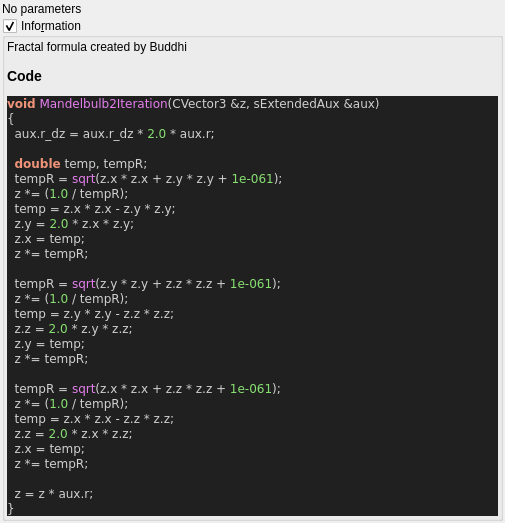
First picture: the form in mandelbulber2/qt_data/fractal_mandelbulb2.ui, repository buddhi1980/mandelbulber2, before the edit.
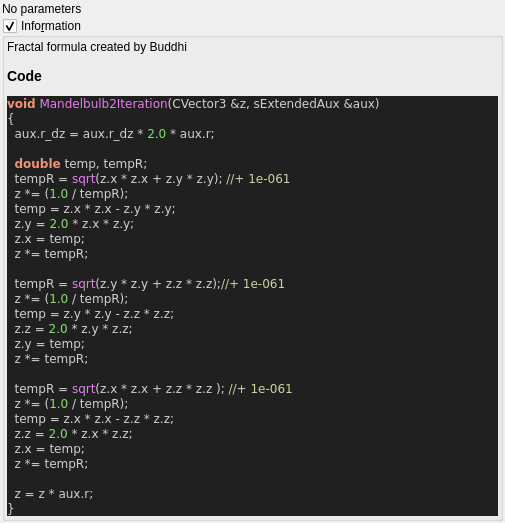
Second picture: the form after the edit. Custom widgets are drawn as their Qt base class.

The edit to the form file:
```diff
--- a/mandelbulber2/qt_data/fractal_mandelbulb2.ui
+++ b/mandelbulber2/qt_data/fractal_mandelbulb2.ui
@@ -75,21 +75,21 @@
   aux&lt;span style=&quot;color:#d0d0d0&quot;&gt;.&lt;/span&gt;r_dz &lt;span style=&quot;color:#d0d0d0&quot;&gt;=&lt;/span&gt; aux&lt;span style=&quot;color:#d0d0d0&quot;&gt;.&lt;/span&gt;r_dz &lt;span style=&quot;color:#d0d0d0&quot;&gt;*&lt;/span&gt; &lt;span style=&quot;color:#87df71&quot;&gt;2.0&lt;/span&gt; &lt;span style=&quot;color:#d0d0d0&quot;&gt;*&lt;/span&gt; aux&lt;span style=&quot;color:#d0d0d0&quot;&gt;.&lt;/span&gt;r&lt;span style=&quot;color:#d0d0d0&quot;&gt;;&lt;/span&gt;
 
   &lt;span style=&quot;color:#f09479; font-weight:bold&quot;&gt;double&lt;/span&gt; temp&lt;span style=&quot;color:#d0d0d0&quot;&gt;,&lt;/span&gt; tempR&lt;span style=&quot;color:#d0d0d0&quot;&gt;;&lt;/span&gt;
-  tempR &lt;span style=&quot;color:#d0d0d0&quot;&gt;=&lt;/span&gt; &lt;span style=&quot;color:#e47eed&quot;&gt;sqrt&lt;/span&gt;&lt;span style=&quot;color:#d0d0d0&quot;&gt;(&lt;/span&gt;z&lt;span style=&quot;color:#d0d0d0&quot;&gt;.&lt;/span&gt;x &lt;span style=&quot;color:#d0d0d0&quot;&gt;*&lt;/span&gt; z&lt;span style=&quot;color:#d0d0d0&quot;&gt;.&lt;/span&gt;x &lt;span style=&quot;color:#d0d0d0&quot;&gt;+&lt;/span&gt; z&lt;span style=&quot;color:#d0d0d0&quot;&gt;.&lt;/span&gt;y &lt;span style=&quot;color:#d0d0d0&quot;&gt;*&lt;/span&gt; z&lt;span style=&quot;color:#d0d0d0&quot;&gt;.&lt;/span&gt;y &lt;span style=&quot;color:#d0d0d0&quot;&gt;+&lt;/span&gt; &lt;span style=&quot;color:#87df71&quot;&gt;1e-061&lt;/span&gt;&lt;span style=&quot;color:#d0d0d0&quot;&gt;);&lt;/span&gt;
+  tempR &lt;span style=&quot;color:#d0d0d0&quot;&gt;=&lt;/span&gt; &lt;span style=&quot;color:#e47eed&quot;&gt;sqrt&lt;/span&gt;&lt;span style=&quot;color:#d0d0d0&quot;&gt;(&lt;/span&gt;z&lt;span style=&quot;color:#d0d0d0&quot;&gt;.&lt;/span&gt;x &lt;span style=&quot;color:#d0d0d0&quot;&gt;*&lt;/span&gt; z&lt;span style=&quot;color:#d0d0d0&quot;&gt;.&lt;/span&gt;x &lt;span style=&quot;color:#d0d0d0&quot;&gt;+&lt;/span&gt; z&lt;span style=&quot;color:#d0d0d0&quot;&gt;.&lt;/span&gt;y &lt;span style=&quot;color:#d0d0d0&quot;&gt;*&lt;/span&gt; z&lt;span style=&quot;color:#d0d0d0&quot;&gt;.&lt;/span&gt;y&lt;span style=&quot;color:#d0d0d0&quot;&gt;);&lt;/span&gt; &lt;span style=&quot;color:#d0d0a0&quot;&gt;//+ 1e-061&lt;/span&gt;
   z &lt;span style=&quot;color:#d0d0d0&quot;&gt;*= (&lt;/span&gt;&lt;span style=&quot;color:#87df71&quot;&gt;1.0&lt;/span&gt; &lt;span style=&quot;color:#d0d0d0&quot;&gt;/&lt;/span&gt; tempR&lt;span style=&quot;color:#d0d0d0&quot;&gt;);&lt;/span&gt;
   temp &lt;span style=&quot;color:#d0d0d0&quot;&gt;=&lt;/span&gt; z&lt;span style=&quot;color:#d0d0d0&quot;&gt;.&lt;/span&gt;x &lt;span style=&quot;color:#d0d0d0&quot;&gt;*&lt;/span&gt; z&lt;span style=&quot;color:#d0d0d0&quot;&gt;.&lt;/span&gt;x &lt;span style=&quot;color:#d0d0d0&quot;&gt;-&lt;/span&gt; z&lt;span style=&quot;color:#d0d0d0&quot;&gt;.&lt;/span&gt;y &lt;span style=&quot;color:#d0d0d0&quot;&gt;*&lt;/span&gt; z&lt;span style=&quot;color:#d0d0d0&quot;&gt;.&lt;/span&gt;y&lt;span style=&quot;color:#d0d0d0&quot;&gt;;&lt;/span&gt;
   z&lt;span style=&quot;color:#d0d0d0&quot;&gt;.&lt;/span&gt;y &lt;span style=&quot;color:#d0d0d0&quot;&gt;=&lt;/span&gt; &lt;span style=&quot;color:#87df71&quot;&gt;2.0&lt;/span&gt; &lt;span style=&quot;color:#d0d0d0&quot;&gt;*&lt;/span&gt; z&lt;span style=&quot;color:#d0d0d0&quot;&gt;.&lt;/span&gt;x &lt;span style=&quot;color:#d0d0d0&quot;&gt;*&lt;/span&gt; z&lt;span style=&quot;color:#d0d0d0&quot;&gt;.&lt;/span&gt;y&lt;span style=&quot;color:#d0d0d0&quot;&gt;;&lt;/span&gt;
   z&lt;span style=&quot;color:#d0d0d0&quot;&gt;.&lt;/span&gt;x &lt;span style=&quot;color:#d0d0d0&quot;&gt;=&lt;/span&gt; temp&lt;span style=&quot;color:#d0d0d0&quot;&gt;;&lt;/span&gt;
   z &lt;span style=&quot;color:#d0d0d0&quot;&gt;*=&lt;/span&gt; tempR&lt;span style=&quot;color:#d0d0d0&quot;&gt;;&lt;/span&gt;
 
-  tempR &lt;span style=&quot;color:#d0d0d0&quot;&gt;=&lt;/span&gt; &lt;span style=&quot;color:#e47eed&quot;&gt;sqrt&lt;/span&gt;&lt;span style=&quot;color:#d0d0d0&quot;&gt;(&lt;/span&gt;z&lt;span style=&quot;color:#d0d0d0&quot;&gt;.&lt;/span&gt;y &lt;span style=&quot;color:#d0d0d0&quot;&gt;*&lt;/span&gt; z&lt;span style=&quot;color:#d0d0d0&quot;&gt;.&lt;/span&gt;y &lt;span style=&quot;color:#d0d0d0&quot;&gt;+&lt;/span&gt; z&lt;span style=&quot;color:#d0d0d0&quot;&gt;.&lt;/span&gt;z &lt;span style=&quot;color:#d0d0d0&quot;&gt;*&lt;/span&gt; z&lt;span style=&quot;color:#d0d0d0&quot;&gt;.&lt;/span&gt;z &lt;span style=&quot;color:#d0d0d0&quot;&gt;+&lt;/span&gt; &lt;span style=&quot;color:#87df71&quot;&gt;1e-061&lt;/span&gt;&lt;span style=&quot;color:#d0d0d0&quot;&gt;);&lt;/span&gt;
+  tempR &lt;span style=&quot;color:#d0d0d0&quot;&gt;=&lt;/span&gt; &lt;span style=&quot;color:#e47eed&quot;&gt;sqrt&lt;/span&gt;&lt;span style=&quot;color:#d0d0d0&quot;&gt;(&lt;/span&gt;z&lt;span style=&quot;color:#d0d0d0&quot;&gt;.&lt;/span&gt;y &lt;span style=&quot;color:#d0d0d0&quot;&gt;*&lt;/span&gt; z&lt;span style=&quot;color:#d0d0d0&quot;&gt;.&lt;/span&gt;y &lt;span style=&quot;color:#d0d0d0&quot;&gt;+&lt;/span&gt; z&lt;span style=&quot;color:#d0d0d0&quot;&gt;.&lt;/span&gt;z &lt;span style=&quot;color:#d0d0d0&quot;&gt;*&lt;/span&gt; z&lt;span style=&quot;color:#d0d0d0&quot;&gt;.&lt;/span&gt;z&lt;span style=&quot;color:#d0d0d0&quot;&gt;);&lt;/span&gt;&lt;span style=&quot;color:#d0d0a0&quot;&gt;//+ 1e-061&lt;/span&gt;
   z &lt;span style=&quot;color:#d0d0d0&quot;&gt;*= (&lt;/span&gt;&lt;span style=&quot;color:#87df71&quot;&gt;1.0&lt;/span&gt; &lt;span style=&quot;color:#d0d0d0&quot;&gt;/&lt;/span&gt; tempR&lt;span style=&quot;color:#d0d0d0&quot;&gt;);&lt;/span&gt;
   temp &lt;span style=&quot;color:#d0d0d0&quot;&gt;=&lt;/span&gt; z&lt;span style=&quot;color:#d0d0d0&quot;&gt;.&lt;/span&gt;y &lt;span style=&quot;color:#d0d0d0&quot;&gt;*&lt;/span&gt; z&lt;span style=&quot;color:#d0d0d0&quot;&gt;.&lt;/span&gt;y &lt;span style=&quot;color:#d0d0d0&quot;&gt;-&lt;/span&gt; z&lt;span style=&quot;color:#d0d0d0&quot;&gt;.&lt;/span&gt;z &lt;span style=&quot;color:#d0d0d0&quot;&gt;*&lt;/span&gt; z&lt;span style=&quot;color:#d0d0d0&quot;&gt;.&lt;/span&gt;z&lt;span style=&quot;color:#d0d0d0&quot;&gt;;&lt;/span&gt;
   z&lt;span style=&quot;color:#d0d0d0&quot;&gt;.&lt;/span&gt;z &lt;span style=&quot;color:#d0d0d0&quot;&gt;=&lt;/span&gt; &lt;span style=&quot;color:#87df71&quot;&gt;2.0&lt;/span&gt; &lt;span style=&quot;color:#d0d0d0&quot;&gt;*&lt;/span&gt; z&lt;span style=&quot;color:#d0d0d0&quot;&gt;.&lt;/span&gt;y &lt;span style=&quot;color:#d0d0d0&quot;&gt;*&lt;/span&gt; z&lt;span style=&quot;color:#d0d0d0&quot;&gt;.&lt;/span&gt;z&lt;span style=&quot;color:#d0d0d0&quot;&gt;;&lt;/span&gt;
   z&lt;span style=&quot;color:#d0d0d0&quot;&gt;.&lt;/span&gt;y &lt;span style=&quot;color:#d0d0d0&quot;&gt;=&lt;/span&gt; temp&lt;span style=&quot;color:#d0d0d0&quot;&gt;;&lt;/span&gt;
   z &lt;span style=&quot;color:#d0d0d0&quot;&gt;*=&lt;/span&gt; tempR&lt;span style=&quot;color:#d0d0d0&quot;&gt;;&lt;/span&gt;
 
-  tempR &lt;span style=&quot;color:#d0d0d0&quot;&gt;=&lt;/span&gt; &lt;span style=&quot;color:#e47eed&quot;&gt;sqrt&lt;/span&gt;&lt;span style=&quot;color:#d0d0d0&quot;&gt;(&lt;/span&gt;z&lt;span style=&quot;color:#d0d0d0&quot;&gt;.&lt;/span&gt;x &lt;span style=&quot;color:#d0d0d0&quot;&gt;*&lt;/span&gt; z&lt;span style=&quot;color:#d0d0d0&quot;&gt;.&lt;/span&gt;x &lt;span style=&quot;color:#d0d0d0&quot;&gt;+&lt;/span&gt; z&lt;span style=&quot;color:#d0d0d0&quot;&gt;.&lt;/span&gt;z &lt;span style=&quot;color:#d0d0d0&quot;&gt;*&lt;/span&gt; z&lt;span style=&quot;color:#d0d0d0&quot;&gt;.&lt;/span&gt;z &lt;span style=&quot;color:#d0d0d0&quot;&gt;+&lt;/span&gt; &lt;span style=&quot;color:#87df71&quot;&gt;1e-061&lt;/span&gt;&lt;span style=&quot;color:#d0d0d0&quot;&gt;);&lt;/span&gt;
+  tempR &lt;span style=&quot;color:#d0d0d0&quot;&gt;=&lt;/span&gt; &lt;span style=&quot;color:#e47eed&quot;&gt;sqrt&lt;/span&gt;&lt;span style=&quot;color:#d0d0d0&quot;&gt;(&lt;/span&gt;z&lt;span style=&quot;color:#d0d0d0&quot;&gt;.&lt;/span&gt;x &lt;span style=&quot;color:#d0d0d0&quot;&gt;*&lt;/span&gt; z&lt;span style=&quot;color:#d0d0d0&quot;&gt;.&lt;/span&gt;x &lt;span style=&quot;color:#d0d0d0&quot;&gt;+&lt;/span&gt; z&lt;span style=&quot;color:#d0d0d0&quot;&gt;.&lt;/span&gt;z &lt;span style=&quot;color:#d0d0d0&quot;&gt;*&lt;/span&gt; z&lt;span style=&quot;color:#d0d0d0&quot;&gt;.&lt;/span&gt;z &lt;span style=&quot;color:#d0d0d0&quot;&gt;);&lt;/span&gt; &lt;span style=&quot;color:#d0d0a0&quot;&gt;//+ 1e-061&lt;/span&gt;
   z &lt;span style=&quot;color:#d0d0d0&quot;&gt;*= (&lt;/span&gt;&lt;span style=&quot;color:#87df71&quot;&gt;1.0&lt;/span&gt; &lt;span style=&quot;color:#d0d0d0&quot;&gt;/&lt;/span&gt; tempR&lt;span style=&quot;color:#d0d0d0&quot;&gt;);&lt;/span&gt;
   temp &lt;span style=&quot;color:#d0d0d0&quot;&gt;=&lt;/span&gt; z&lt;span style=&quot;color:#d0d0d0&quot;&gt;.&lt;/span&gt;x &lt;span style=&quot;color:#d0d0d0&quot;&gt;*&lt;/span&gt; z&lt;span style=&quot;color:#d0d0d0&quot;&gt;.&lt;/span&gt;x &lt;span style=&quot;color:#d0d0d0&quot;&gt;-&lt;/span&gt; z&lt;span style=&quot;color:#d0d0d0&quot;&gt;.&lt;/span&gt;z &lt;span style=&quot;color:#d0d0d0&quot;&gt;*&lt;/span&gt; z&lt;span style=&quot;color:#d0d0d0&quot;&gt;.&lt;/span&gt;z&lt;span style=&quot;color:#d0d0d0&quot;&gt;;&lt;/span&gt;
   z&lt;span style=&quot;color:#d0d0d0&quot;&gt;.&lt;/span&gt;z &lt;span style=&quot;color:#d0d0d0&quot;&gt;=&lt;/span&gt; &lt;span style=&quot;color:#87df71&quot;&gt;2.0&lt;/span&gt; &lt;span style=&quot;color:#d0d0d0&quot;&gt;*&lt;/span&gt; z&lt;span style=&quot;color:#d0d0d0&quot;&gt;.&lt;/span&gt;x &lt;span style=&quot;color:#d0d0d0&quot;&gt;*&lt;/span&gt; z&lt;span style=&quot;color:#d0d0d0&quot;&gt;.&lt;/span&gt;z&lt;span style=&quot;color:#d0d0d0&quot;&gt;;&lt;/span&gt;
```
